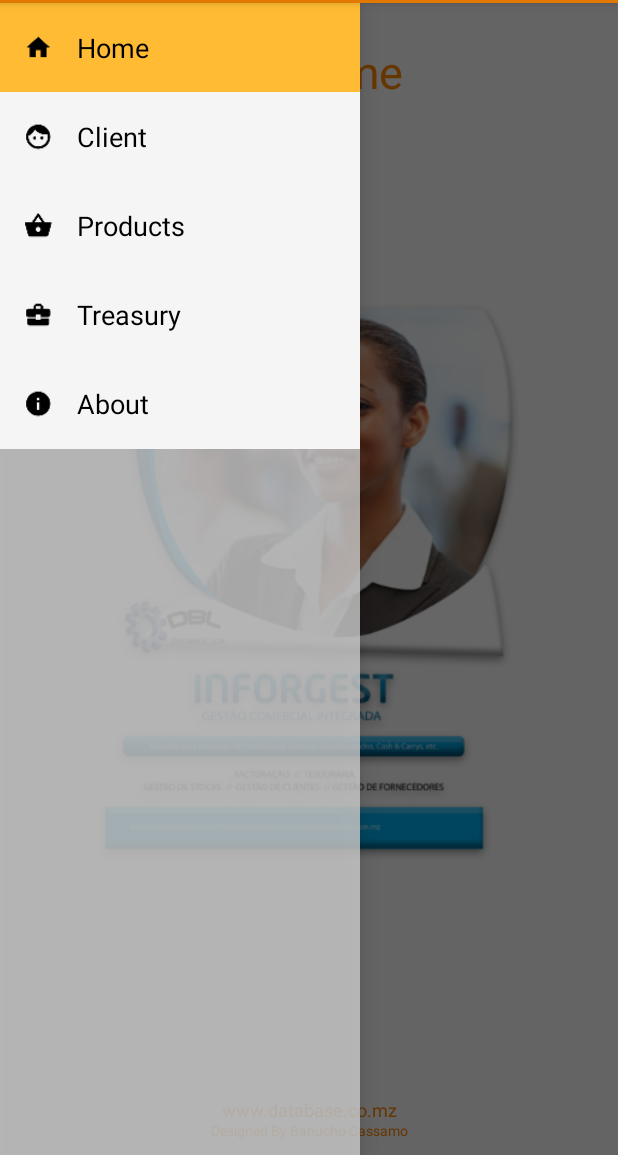
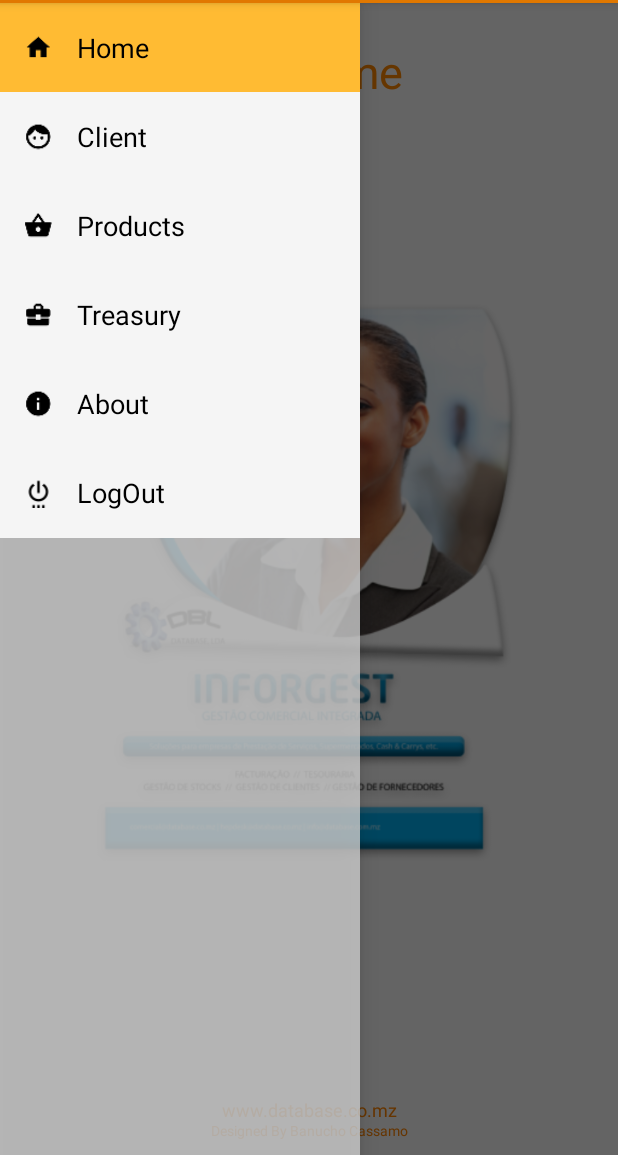
Before and after one commit to bcassamo/Inforgest_Studio, an Android app: the screen it shows after launch (MainActivity), on a phone screen of 412 x 824 dp, the part 81-1236 px from its top. Run offline under Robolectric (Android 15) with nearby library versions, the phone set to English and light mode, and no system bars; 2 statements that could not run were skipped.

Commit message:
Adding SigOut Button.

```diff
--- a/app/src/main/java/mz/com/peach/inforgest/NavigationDrawerFragment.java
+++ b/app/src/main/java/mz/com/peach/inforgest/NavigationDrawerFragment.java
@@ -107,7 +107,7 @@ public class NavigationDrawerFragment extends Fragment {
 
         mMenuTitles = getResources().getStringArray(R.array.nav_drawer_menu);
         mIcon = new int[] { R.drawable.action_home, R.drawable.action_customer,
-                R.drawable.action_shopping_basket, R.drawable.action_business, R.drawable.action_info };
+                R.drawable.action_shopping_basket, R.drawable.action_business, R.drawable.action_info, R.drawable.action_power };
         /*mIcon = new int[] { R.drawable.action_home2, R.drawable.action_system, R.drawable.action_archive,
                 R.drawable.action_client, R.drawable.action_about, R.drawable.action_about, R.drawable.action_about,
                 R.drawable.action_about, R.drawable.action_about, R.drawable.action_about };*/
--- a/app/src/main/res/values/strings.xml
+++ b/app/src/main/res/values/strings.xml
@@ -53,6 +53,7 @@
         <!--<item>Technical assistence</item>
         <item>Listings</item>-->
         <item>About</item>
+        <item>LogOut</item>
     </string-array>
 
     <!-- Archive tab titles -->
```
Also changed, not shown: app/src/main/java/mz/com/peach/inforgest/MainActivity.java (+14 -1 lines), app/src/main/res/drawable-hdpi/action_power.png (added), app/src/main/res/drawable-mdpi/action_power.png (added), app/src/main/res/drawable-xhdpi/action_power.png (added), app/src/main/res/drawable-xxhdpi/action_power.png (added), 2 other files.
